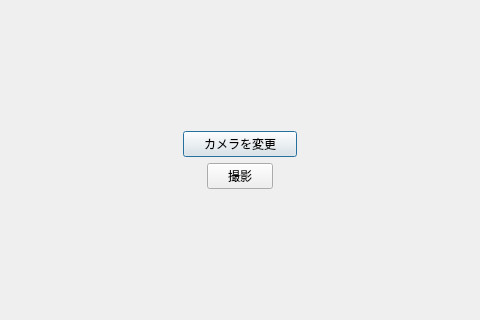
Qt form src/main/python/view/ui/capture_images.ui (RUTILEA/SDTest) before a commit; both pictures show x 95 to 575 and y 160 to 480 of the 670 by 640 pixel window.
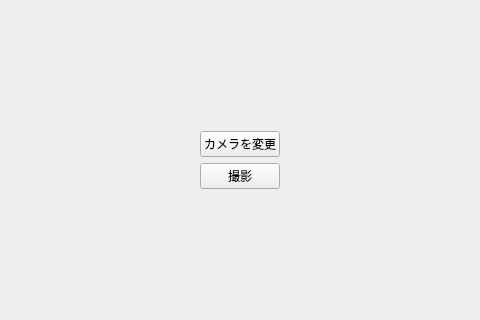
The same form after that commit.

Commit message: Fix: image_capture_dialog

The edit to the form file:
```diff
--- a/src/main/python/view/ui/capture_images.ui
+++ b/src/main/python/view/ui/capture_images.ui
@@ -41,11 +41,14 @@
           </sizepolicy>
          </property>
          <property name="styleSheet">
-          <string notr="true">padding: 3px 20px;</string>
+          <string notr="true"/>
          </property>
          <property name="text">
           <string>カメラを変更</string>
          </property>
+         <property name="autoDefault">
+          <bool>false</bool>
+         </property>
         </widget>
        </item>
       </layout>
@@ -61,11 +64,14 @@
           </sizepolicy>
          </property>
          <property name="styleSheet">
-          <string notr="true">padding: 3px 20px;</string>
+          <string notr="true"/>
          </property>
          <property name="text">
           <string>撮影</string>
          </property>
+         <property name="autoDefault">
+          <bool>false</bool>
+         </property>
         </widget>
        </item>
       </layout>
```
The commit also changes 2 other files.
